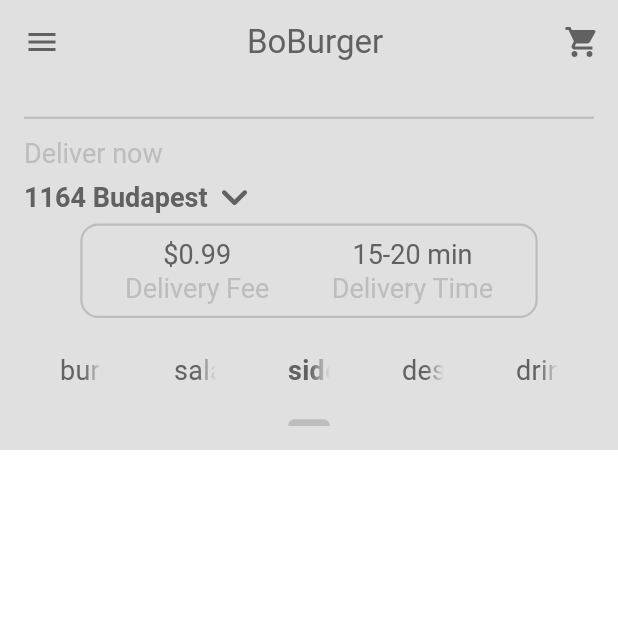
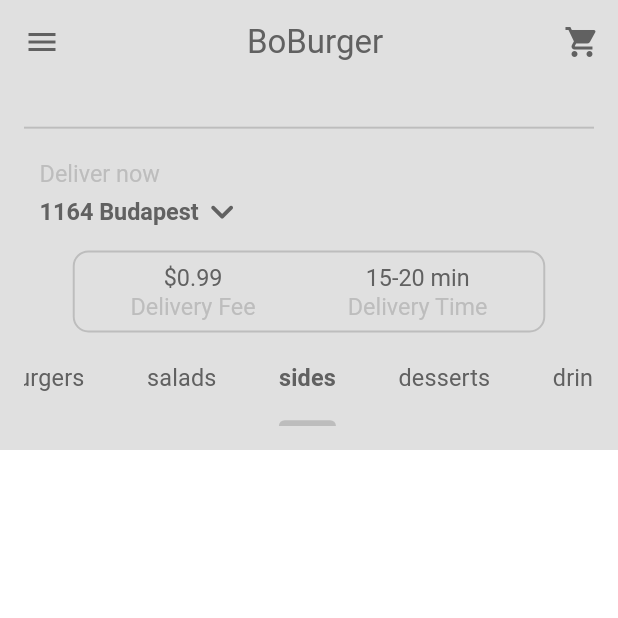
Before and after one commit to GabbenPapa/Flutter_food-delivery-app, a Flutter app: the screen it shows after launch, tab 3 chosen, on a phone screen of 412 x 824 dp, the top half of it. Run offline on Flutter 3.47's test engine with Material 3 defaults, Android fonts, the phone set to English and light mode, and no system bars; our stand-ins replace shared_preferences.

Commit message:
Appbar finetuning

```diff
--- a/lib/comonents/current_location.dart
+++ b/lib/comonents/current_location.dart
@@ -51,7 +51,9 @@ class CurrentLocation extends StatelessWidget {
 
   @override
   Widget build(BuildContext context) {
-    return Column(crossAxisAlignment: CrossAxisAlignment.start, children: [
+    return Padding(
+      padding: const EdgeInsets.all(8.0),
+      child: Column(crossAxisAlignment: CrossAxisAlignment.start, children: [
         Text(
           "Deliver now",
           style: TextStyle(
@@ -77,6 +79,7 @@ class CurrentLocation extends StatelessWidget {
             ],
           ),
         )
-    ]);
+      ]),
+    );
   }
 }
--- a/lib/comonents/description_box.dart
+++ b/lib/comonents/description_box.dart
@@ -9,7 +9,6 @@ class HomeDicriptionBox extends StatelessWidget {
       decoration: BoxDecoration(
         border: Border.all(color: Theme.of(context).colorScheme.primary),
         borderRadius: BorderRadius.circular(8),
-        // color: Theme.of(context).colorScheme.onSurface),
       ),
       padding: const EdgeInsets.all(5.0),
       margin: const EdgeInsets.only(left: 25.0, right: 25.0),
--- a/lib/comonents/sliver_app_bar.dart
+++ b/lib/comonents/sliver_app_bar.dart
@@ -14,7 +14,7 @@ class HomeSliverAppBar extends StatelessWidget {
   Widget build(BuildContext context) {
     return SliverAppBar(
       expandedHeight: 300,
-      collapsedHeight: 200,
+      collapsedHeight: 220,
       floating: false,
       pinned: true,
       actions: [
@@ -40,6 +40,7 @@ class HomeSliverAppBar extends StatelessWidget {
       flexibleSpace: FlexibleSpaceBar(
         title: title,
         centerTitle: true,
+        expandedTitleScale: 1.3,
         titlePadding: const EdgeInsets.all(16.0),
         background: Padding(
           padding: const EdgeInsets.only(bottom: 8.0),
--- a/lib/comonents/tab_bar.dart
+++ b/lib/comonents/tab_bar.dart
@@ -4,7 +4,10 @@ import 'package:food_delivery/models/food.dart';
 class HomeTabBar extends StatelessWidget {
   final TabController tabController;
 
-  const HomeTabBar({super.key, required this.tabController});
+  const HomeTabBar({
+    super.key,
+    required this.tabController,
+  });
 
   List<Tab> _buildCategories() {
     return FoodCategory.values.map((category) {
@@ -16,7 +19,11 @@ class HomeTabBar extends StatelessWidget {
 
   @override
   Widget build(BuildContext context) {
-    return TabBar(
+    return Container(
+      alignment: Alignment.centerLeft,
+      child: TabBar(
+        isScrollable: true,
+        tabAlignment: TabAlignment.center,
         dividerColor: Colors.transparent,
         controller: tabController,
         tabs: _buildCategories(),
@@ -30,6 +37,7 @@ class HomeTabBar extends StatelessWidget {
           fontWeight: FontWeight.normal,
           color: Theme.of(context).colorScheme.inversePrimary,
         ),
+      ),
     );
   }
 }
```
Lines whose indentation alone changed are shown as unchanged.
